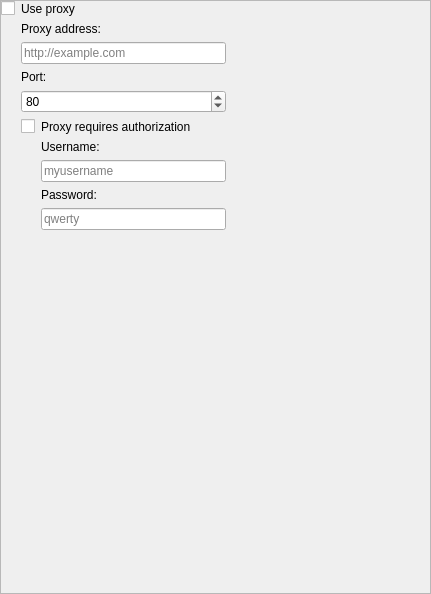
First picture: the form in seospider/ui/proxy_settings_widget.ui, repository andrascii/RiveSolutions_SEO_Spider, before the edit.
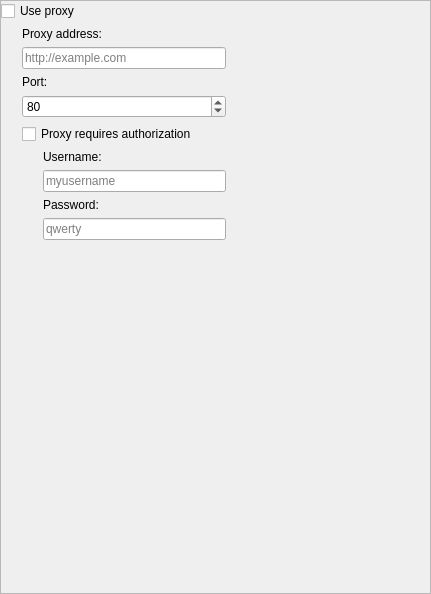
Second picture: the form after the edit.

The edit to the form file:
```diff
--- a/seospider/ui/proxy_settings_widget.ui
+++ b/seospider/ui/proxy_settings_widget.ui
@@ -67,40 +67,8 @@
         </item>
         <item row="5" column="1">
          <layout class="QGridLayout" name="gridLayout">
-          <item row="0" column="0">
-           <widget class="QCheckBox" name="proxyNeedAuthorizationCheckBox">
-            <property name="sizePolicy">
-             <sizepolicy hsizetype="Minimum" vsizetype="Fixed">
-              <horstretch>0</horstretch>
-              <verstretch>0</verstretch>
-             </sizepolicy>
-            </property>
-            <property name="font">
-             <font>
-              <weight>50</weight>
-              <bold>false</bold>
-             </font>
-            </property>
-            <property name="text">
-             <string/>
-            </property>
-            <property name="controlKey" stdset="0">
-             <string notr="true">proxyNeedAuthorization</string>
-            </property>
-           </widget>
-          </item>
-          <item row="0" column="1">
-           <widget class="QLabel" name="proxyRequiresAuthorizationLabel">
-            <property name="text">
-             <string>Proxy requires authorization</string>
-            </property>
-            <property name="buddy">
-             <cstring>proxyNeedAuthorizationCheckBox</cstring>
-            </property>
-           </widget>
-          </item>
           <item row="1" column="1">
-           <widget class="QLabel" name="label_3">
+           <widget class="QLabel" name="usernameLabel">
             <property name="text">
              <string>Username:</string>
             </property>
@@ -117,7 +85,7 @@
            </widget>
           </item>
           <item row="3" column="1">
-           <widget class="QLabel" name="label_4">
+           <widget class="QLabel" name="passwordLabel">
             <property name="text">
              <string>Password:</string>
             </property>
@@ -136,6 +104,44 @@
             </property>
            </widget>
           </item>
+          <item row="1" column="0">
+           <spacer name="horizontalSpacer_2">
+            <property name="orientation">
+             <enum>Qt::Horizontal</enum>
+            </property>
+            <property name="sizeType">
+             <enum>QSizePolicy::Fixed</enum>
+            </property>
+            <property name="sizeHint" stdset="0">
+             <size>
+              <width>15</width>
+              <height>1</height>
+             </size>
+            </property>
+           </spacer>
+          </item>
+          <item row="0" column="0" colspan="2">
+           <widget class="QCheckBox" name="proxyNeedAuthorizationCheckBox">
+            <property name="sizePolicy">
+             <sizepolicy hsizetype="Minimum" vsizetype="Fixed">
+              <horstretch>0</horstretch>
+              <verstretch>0</verstretch>
+             </sizepolicy>
+            </property>
+            <property name="font">
+             <font>
+              <weight>50</weight>
+              <bold>false</bold>
+             </font>
+            </property>
+            <property name="text">
+             <string>Proxy requires authorization</string>
+            </property>
+            <property name="controlKey" stdset="0">
+             <string notr="true">proxyNeedAuthorization</string>
+            </property>
+           </widget>
+          </item>
          </layout>
         </item>
         <item row="6" column="1">
@@ -165,13 +171,49 @@
          </widget>
         </item>
         <item row="3" column="1">
-         <widget class="QLabel" name="label_2">
+         <widget class="QLabel" name="portLabel">
           <property name="text">
            <string>Port:</string>
           </property>
          </widget>
         </item>
-        <item row="0" column="0">
+        <item row="1" column="1">
+         <widget class="QLabel" name="proxyAddressLabel">
+          <property name="text">
+           <string>Proxy address:</string>
+          </property>
+         </widget>
+        </item>
+        <item row="1" column="2">
+         <spacer name="horizontalSpacer">
+          <property name="orientation">
+           <enum>Qt::Horizontal</enum>
+          </property>
+          <property name="sizeHint" stdset="0">
+           <size>
+            <width>40</width>
+            <height>13</height>
+           </size>
+          </property>
+         </spacer>
+        </item>
+        <item row="1" column="0">
+         <spacer name="horizontalSpacer_3">
+          <property name="orientation">
+           <enum>Qt::Horizontal</enum>
+          </property>
+          <property name="sizeType">
+           <enum>QSizePolicy::Fixed</enum>
+          </property>
+          <property name="sizeHint" stdset="0">
+           <size>
+            <width>15</width>
+            <height>1</height>
+           </size>
+          </property>
+         </spacer>
+        </item>
+        <item row="0" column="0" colspan="2">
          <widget class="QCheckBox" name="useProxyCheckBox">
           <property name="sizePolicy">
            <sizepolicy hsizetype="Minimum" vsizetype="Fixed">
@@ -180,43 +222,13 @@
            </sizepolicy>
           </property>
           <property name="text">
-           <string/>
-          </property>
-          <property name="controlKey" stdset="0">
-           <string notr="true">useProxy</string>
-          </property>
-         </widget>
-        </item>
-        <item row="0" column="1">
-         <widget class="QLabel" name="useProxyLabel">
-          <property name="text">
            <string>Use proxy</string>
           </property>
-          <property name="buddy">
-           <cstring>useProxyCheckBox</cstring>
+          <property name="controlKey" stdset="0">
+           <string notr="true">useProxy</string>
           </property>
          </widget>
         </item>
-        <item row="1" column="1">
-         <widget class="QLabel" name="label">
-          <property name="text">
-           <string>Proxy address:</string>
-          </property>
-         </widget>
-        </item>
-        <item row="1" column="2">
-         <spacer name="horizontalSpacer">
-          <property name="orientation">
-           <enum>Qt::Horizontal</enum>
-          </property>
-          <property name="sizeHint" stdset="0">
-           <size>
-            <width>40</width>
-            <height>13</height>
-           </size>
-          </property>
-         </spacer>
-        </item>
        </layout>
       </item>
      </layout>
```
